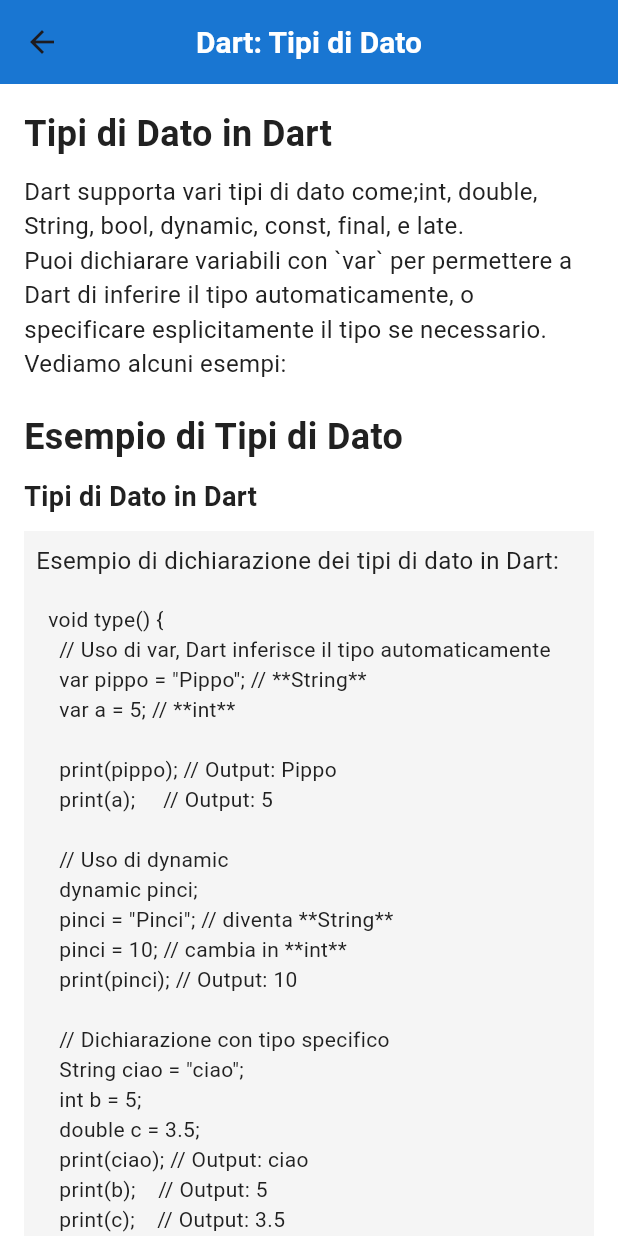
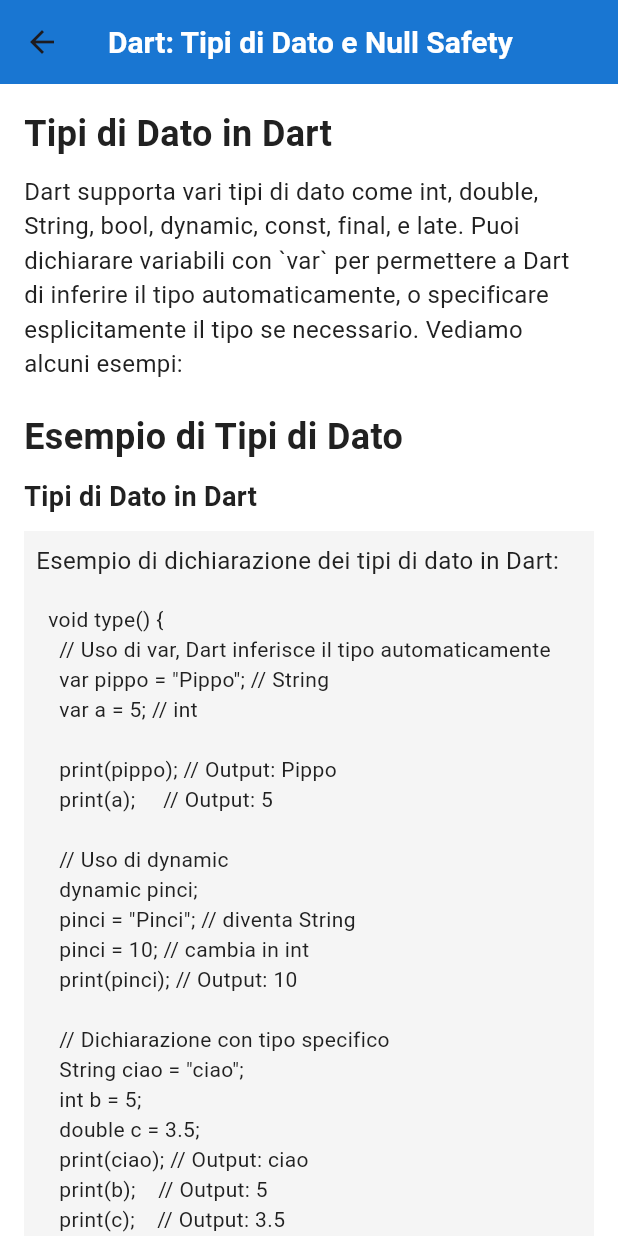
Before and after one commit to TheDollMaster98/flutter_tutorial, a Flutter app: the DartTutorialTypes screen opened by its route, on a phone screen of 412 x 824 dp. Run offline on Flutter 3.47's test engine with Material 3 defaults, Android fonts, the light colour scheme and no system bars; missing offline and left inert: intro_flutter_0.

Commit message:
Aggiunto modifier e modificato  dart type + collection

```diff
--- a/lib/dart_begin/type/dart_type.dart
+++ b/lib/dart_begin/type/dart_type.dart
@@ -8,7 +8,7 @@ class DartTutorialTypes extends StatelessWidget {
   Widget build(BuildContext context) {
     return Scaffold(
       appBar: AppBar(
-        title: const Text('Dart: Tipi di Dato'),
+        title: const Text('Dart: Tipi di Dato e Null Safety'),
         centerTitle: true,
       ),
       body: SingleChildScrollView(
@@ -20,8 +20,7 @@ class DartTutorialTypes extends StatelessWidget {
             sectionTitle("Tipi di Dato in Dart"),
             const SizedBox(height: 10),
             explanationText(
-              "Dart supporta vari tipi di dato come;"
-              "int, double, String, bool, dynamic, const, final, e late. \n"
+              "Dart supporta vari tipi di dato come int, double, String, bool, dynamic, const, final, e late. "
               "Puoi dichiarare variabili con `var` per permettere a Dart di inferire il tipo automaticamente, "
               "o specificare esplicitamente il tipo se necessario. Vediamo alcuni esempi:",
             ),
@@ -47,16 +46,16 @@ class DartTutorialTypes extends StatelessWidget {
                       '''
 void type() {
   // Uso di var, Dart inferisce il tipo automaticamente
-  var pippo = "Pippo"; // **String**
-  var a = 5; // **int**
+  var pippo = "Pippo"; // String
+  var a = 5; // int
 
   print(pippo); // Output: Pippo
   print(a);     // Output: 5
 
   // Uso di dynamic
   dynamic pinci;
-  pinci = "Pinci"; // diventa **String**
-  pinci = 10; // cambia in **int**
+  pinci = "Pinci"; // diventa String
+  pinci = 10; // cambia in int
   print(pinci); // Output: 10
 
   // Dichiarazione con tipo specifico
@@ -67,31 +66,26 @@ void type() {
   print(b);    // Output: 5
   print(c);    // Output: 3.5
 
-  // **bool**
+  // bool
   bool boolean = true;
   print(boolean); // Output: true
 
   // Conversioni numeriche
-  var x = 0xFAFA; // Esadecimale **int**
-  var y = 1.5e5;  // Esponenziale **double**
+  var x = 0xFAFA; // Esadecimale int
+  var y = 1.5e5;  // Esponenziale double
   print(x); // Output: 64250
   print(y); // Output: 150000.0
 
-  // **const** e **final**
-  const pi = 3.14; // **const**: valore immutabile a compile-time
-  final DateTime now = DateTime.now(); // **final**: valore immutabile, ma determinato a runtime
+  // const e final
+  const pi = 3.14; // const: valore immutabile a compile-time
+  final DateTime now = DateTime.now(); // final: valore immutabile, ma determinato a runtime
   print(pi);  // Output: 3.14
   print(now); // Output: (data e ora correnti)
 
-  // **late**: variabile dichiarata ma inizializzata successivamente
+  // late: variabile dichiarata ma inizializzata successivamente
   late String greeting;
   greeting = "Hello, World!";
   print(greeting); // Output: Hello, World!
-
-  // Interpolazione stringhe
-  var string1 = "ciao";
-  print("Interpolazione: \$string1"); // Output: Interpolazione: ciao
-  print("Lunghezza: \${string1.length}"); // Output: Lunghezza: 4
 }
                       ''',
                       style: TextStyle(fontSize: 14),
@@ -100,8 +94,52 @@ void type() {
                 ],
               ),
             ),
+            const SizedBox(height: 20),
 
+            // Sezione sulla Null Safety
+            sectionTitle("Null Safety"),
+            const SizedBox(height: 10),
+            explanationText(
+              "La null safety è attiva di default in Dart dalla versione 2.14+. "
+              "Essa garantisce che le variabili dichiarate non possano contenere valori nulli a meno che non siano dichiarate come tali, "
+              "aggiungendo un punto interrogativo `?` dopo il tipo. Questo aiuta a prevenire errori a runtime legati ai valori nulli.",
+            ),
+            const SizedBox(height: 10),
+            propertyExample(
+              "Esempio di Null Safety",
+              const Column(
+                crossAxisAlignment: CrossAxisAlignment.start,
+                children: [
+                  Text(
+                    '''
+void nullSafety() {
+  // Uso di var, tipo dynamic
+  var a;
+  print("Valore di a: \$a"); // Stamperà null
+
+  // Stringa nullable con null safety
+  String? b;
+  print("Valore di b: \$b"); // Stamperà null
+
+  // Lista di stringhe
+  List<String> names = ["Pippo", "Pluto", "Cip"];
+
+  // Stringa nullable
+  String? pinci;
+  pinci = "Pinci";
+
+  // Aggiunta di un valore nullable alla lista
+  names.add(pinci);
+  print("Aggiunto un valore nullable \$pinci a \$names");
+}
+                    ''',
+                    style: TextStyle(fontSize: 14),
+                  ),
+                ],
+              ),
+            ),
             const SizedBox(height: 20),
+
             // Output del codice esemplificativo
             sectionTitle("Output del Codice"),
             explanationText(
@@ -112,21 +150,10 @@ void type() {
               "Output:",
               const Text(
                 '''
-------------------------type------------------------
-Pippo
-5
-10
-ciao
-5
-3.5
-true
-64250
-150000.0
-3.14
-(data e ora correnti)
-Hello, World!
-Interpolazione: ciao
-Lunghezza: 4
+------------------------Null Safety------------------------
+Valore di a: null
+Valore di b: null
+Aggiunto un valore nullable Pinci a [Pippo, Pluto, Cip, Pinci]
                 ''',
                 style: TextStyle(fontSize: 14),
               ),
--- a/lib/model/routes.dart
+++ b/lib/model/routes.dart
@@ -1,7 +1,9 @@
 import 'package:flutter/material.dart';
-import 'package:flutter_tutorial/dart_begin/type/dart_type.dart';
 // DART START:
 import 'package:flutter_tutorial/intro_pages/dart_start.dart';
+import 'package:flutter_tutorial/dart_begin/type/dart_type.dart';
+import 'package:flutter_tutorial/dart_begin/collection_type/dart_collection_type.dart';
+import 'package:flutter_tutorial/dart_begin/modifier/modifier.dart';
 //FLUTTER START:
 import 'package:flutter_tutorial/flutter_start/flutter_start_tutorial_0_intro/flutter_start_tutorial_0.dart';
 import 'package:flutter_tutorial/flutter_start/flutter_start_tutorial_0pt5_widget/flutter_start_tutorial_0pt5.dart';
@@ -38,7 +40,11 @@ Map<String, WidgetBuilder> routes = {
   '/flutter_focus': (context) => const WorkingInProgressPage(),
   '/flutter_pro': (context) => const WorkingInProgressPage(),
   // DART START:
-  '/dart_type': (context) => const DartTutorialTypes(),
+  '/dart_tutorial_type': (context) => const DartTutorialTypes(),
+  '/dart_tutorial_collectionType': (context) =>
+      const DartTutorialCollectionType(),
+  '/dart_tutorial_modifier': (context) => const DartTutorialModifiers(),
+  // '/dart_tutorial_': (context) => const WorkingInProgressPage(),
   //FLUTTER START:
   '/flutter_start_tutorial_0': (context) => const FlutterStartTutorial0(),
   '/flutter_start_tutorial_1': (context) => const FlutterStartTutorial1(
```
Also changed, not shown: lib/dart_begin/collection_type/dart_collection_type.dart (added, +210 -0 lines), lib/dart_begin/modifier/modifier.dart (added, +179 -0 lines), lib/intro_pages/dart_start.dart (+14 -2 lines).
